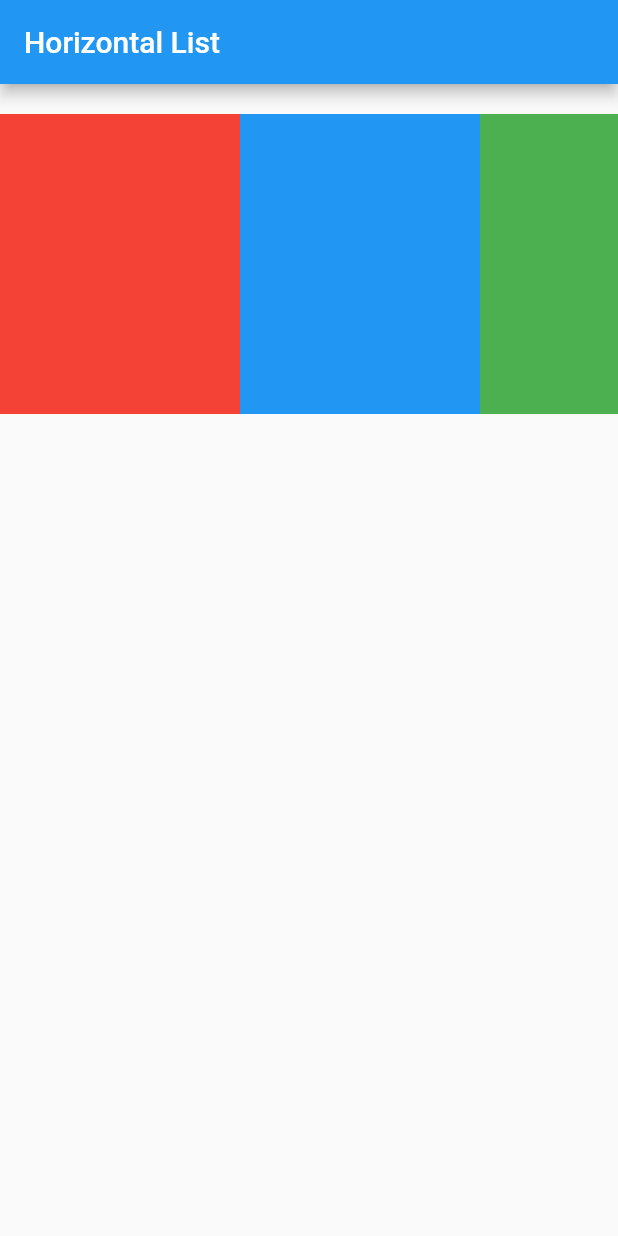
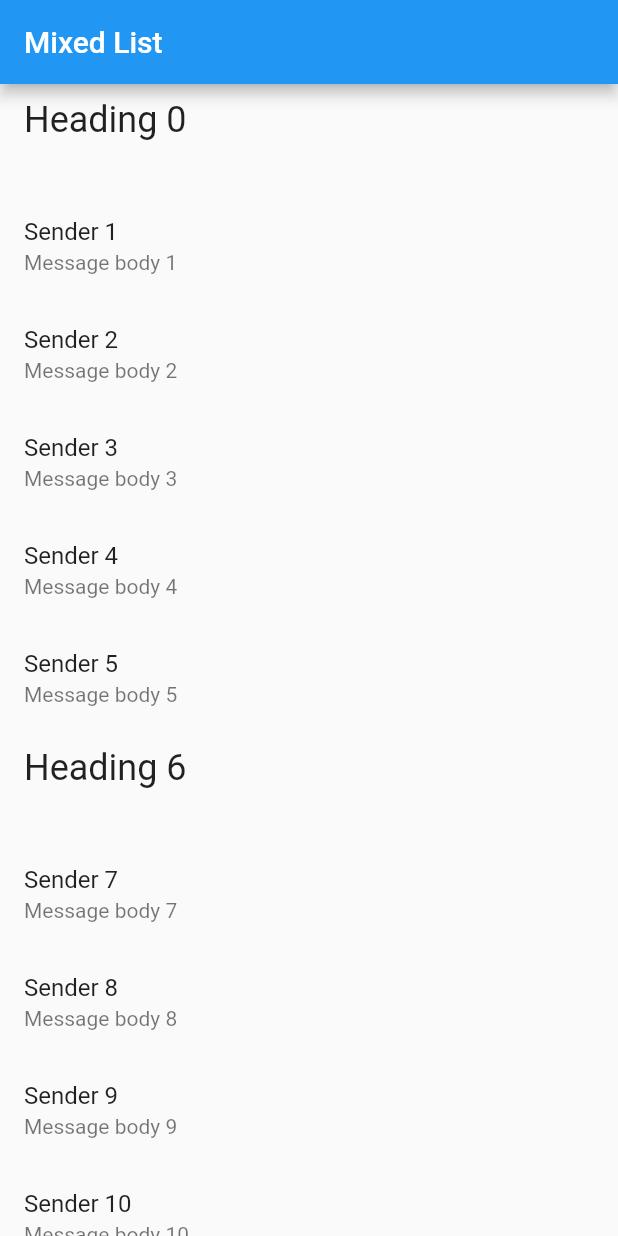
Before and after one commit to muhammadrevanrenandra1/Mohd_Revan_Renandra_Arta_Putra_4312111039, a Flutter app: the screen it shows after launch, on a phone screen of 412 x 824 dp. Run offline on Flutter 3.47's test engine with Material 2 defaults, Android fonts, the phone set to English and light mode, and no system bars.

Commit message:
List dengan bermacam-macam item

```diff
--- a/lib/main.dart
+++ b/lib/main.dart
@@ -1,47 +1,73 @@
 import 'package:flutter/material.dart';
-void main() => runApp(const MyApp());
+void main() {
+ runApp(
+ MyApp(
+ items: List<ListItem>.generate(
+ 1000,
+ (i) => i % 6 == 0
+ ? HeadingItem('Heading $i')
+ : MessageItem('Sender $i', 'Message body $i'),
+ ),
+ ),
+ );
+}
 class MyApp extends StatelessWidget {
- const MyApp({super.key});
+ final List<ListItem> items;
+ const MyApp({super.key, required this.items});
  @override
  Widget build(BuildContext context) {
- const title = 'Horizontal List';
+ const title = 'Mixed List';
  return MaterialApp(
  title: title,
  home: Scaffold(
  appBar: AppBar(
  title: const Text(title),
  ),
- body: Container(
- margin: const EdgeInsets.symmetric(vertical: 20.0),
- height: 200.0,
- child: ListView(
- // This next line does the trick.
- scrollDirection: Axis.horizontal,
- children: <Widget>[
- Container(
- width: 160.0,
- color: Colors.red,
- ),
- Container(
- width: 160.0,
- color: Colors.blue,
- ),
- Container(
- width: 160.0,
- color: Colors.green,
- ),
- Container(
- width: 160.0,
- color: Colors.yellow,
- ),
- Container(
- width: 160.0,
- color: Colors.orange,
- ),
- ],
- ),
+ body: ListView.builder(
+ // Let the ListView know how many items it needs to build.
+ itemCount: items.length,
+ // Provide a builder function. This is where the magic happens.
+ // Convert each item into a widget based on the type of item it is.
+ itemBuilder: (context, index) {
+ final item = items[index];
+ return ListTile(
+ title: item.buildTitle(context),
+ subtitle: item.buildSubtitle(context),
+ );
+ },
  ),
  ),
  );
  }
 }
+/// The base class for the different types of items the list can contain.
+abstract class ListItem {
+ /// The title line to show in a list item.
+ Widget buildTitle(BuildContext context);
+ /// The subtitle line, if any, to show in a list item.
+ Widget buildSubtitle(BuildContext context);
+}
+/// A ListItem that contains data to display a heading.
+class HeadingItem implements ListItem {
+ final String heading;
+ HeadingItem(this.heading);
+ @override
+ Widget buildTitle(BuildContext context) {
+ return Text(
+ heading,
+ style: Theme.of(context).textTheme.headline5,
+ );
+ }
+ @override
+ Widget buildSubtitle(BuildContext context) => const SizedBox.shrink();
+}
+/// A ListItem that contains data to display a message.
+class MessageItem implements ListItem {
+ final String sender;
+ final String body;
+ MessageItem(this.sender, this.body);
+ @override
+ Widget buildTitle(BuildContext context) => Text(sender);
+ @override
+ Widget buildSubtitle(BuildContext context) => Text(body);
+}
```
